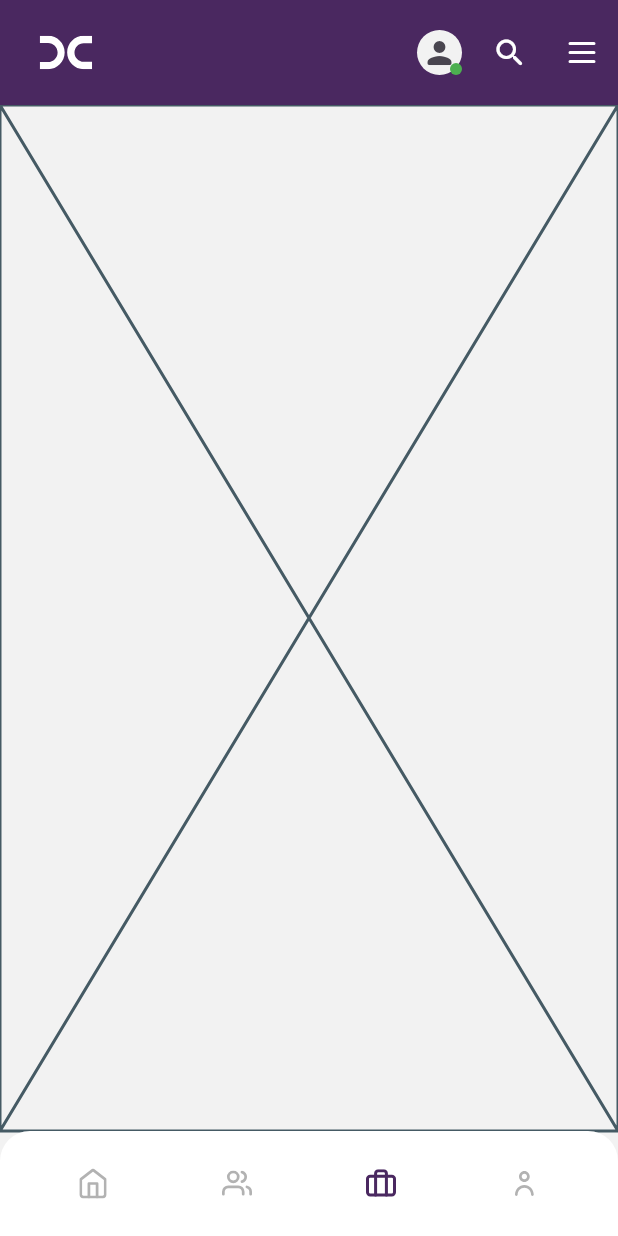
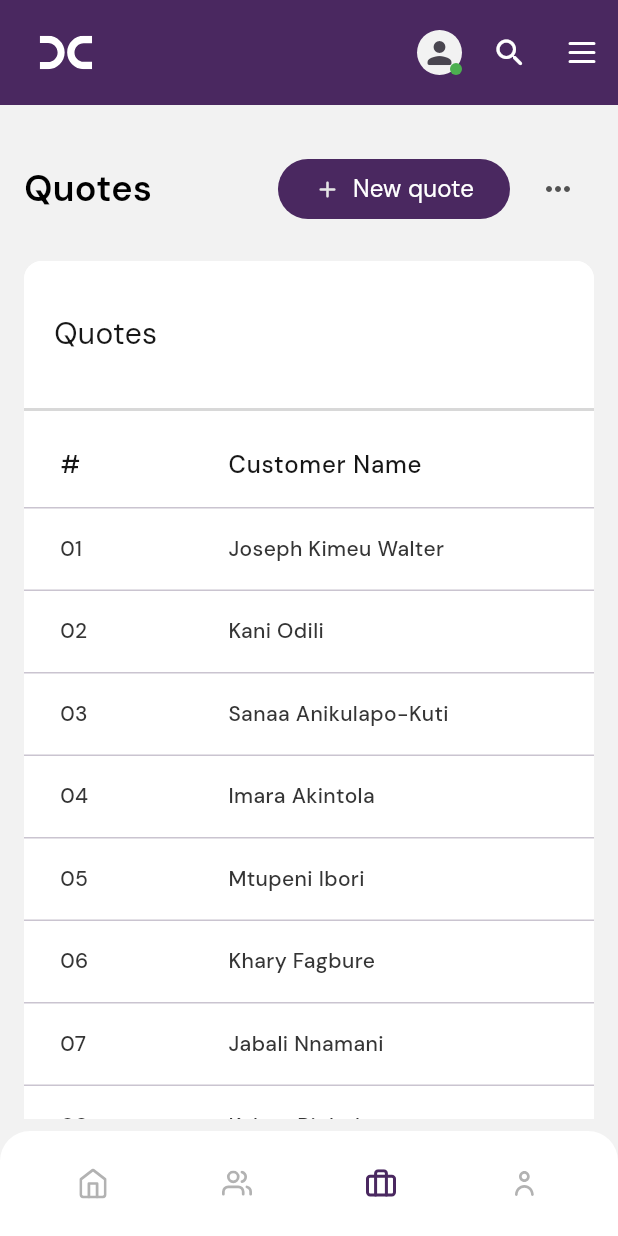
Before and after one commit to KenStarry/Dentsu_Quotes, a Flutter app: the screen it shows after launch, item 3 of the bottom bar chosen, on a phone screen of 412 x 824 dp. Run offline on Flutter 3.47's test engine with Material 3 defaults, Android fonts, the phone set to English and light mode, and no system bars; drawn by our look-alikes of data_table_2; our stand-ins replace cached_network_image, flutter_native_splash, flutter_svg, get, percent_indicator, sliver_tools and 1 more.

Commit message:
Quotes page implementation

```diff
--- a/lib/feature_home/presentation/components/new_leads_table_section.dart
+++ b/lib/feature_home/presentation/components/new_leads_table_section.dart
@@ -5,7 +5,8 @@ import 'package:flutter/material.dart';
 import 'package:sliver_tools/sliver_tools.dart';
 
 class NewLeadsTableSection extends StatefulWidget {
-  const NewLeadsTableSection({super.key});
+  final String? tableTitle;
+  const NewLeadsTableSection({super.key, this.tableTitle});
 
   @override
   State<NewLeadsTableSection> createState() => _NewLeadsTableSectionState();
@@ -59,7 +60,7 @@ class _NewLeadsTableSectionState extends State<NewLeadsTableSection> {
                           color: textBlack100.withOpacity(0.5), width: 2))),
               child: Align(
                 alignment: Alignment.centerLeft,
-                child: Text('New Leads',
+                child: Text(widget.tableTitle ?? 'New Leads',
                     style: TextStyle(
                         fontSize:
                             Theme.of(context).textTheme.titleSmall!.fontSize,
--- a/lib/feature_quotes/presentation/screens/quotes_page.dart
+++ b/lib/feature_quotes/presentation/screens/quotes_page.dart
@@ -1,4 +1,7 @@
 import 'package:flutter/material.dart';
+
+import '../../../feature_home/presentation/components/new_leads_table_section.dart';
+import '../../../theme/colors.dart';
 
 class QuotesPage extends StatefulWidget {
   const QuotesPage({super.key});
@@ -10,6 +13,71 @@ class QuotesPage extends StatefulWidget {
 class _QuotesPageState extends State<QuotesPage> {
   @override
   Widget build(BuildContext context) {
-    return const Placeholder();
+    return Scaffold(
+      backgroundColor: Theme.of(context).scaffoldBackgroundColor,
+      body: Container(
+        width: double.infinity,
+        height: double.infinity,
+        padding: const EdgeInsets.symmetric(horizontal: 16, vertical: 8),
+        color: Theme.of(context).scaffoldBackgroundColor,
+        child: CustomScrollView(
+          physics: const BouncingScrollPhysics(),
+          slivers: [
+            const SliverToBoxAdapter(child: SizedBox(height: 24)),
+            //  title
+            SliverToBoxAdapter(
+                child: Row(
+                  mainAxisAlignment: MainAxisAlignment.spaceBetween,
+                  children: [
+                    Text('Quotes',
+                        style: TextStyle(
+                            fontSize:
+                            Theme.of(context).textTheme.titleMedium!.fontSize,
+                            fontWeight: FontWeight.w600,
+                            color: Theme.of(context).textTheme.titleLarge!.color)),
+
+                    //  new lead button
+                    Row(
+                      children: [
+                        FilledButton(
+                            onPressed: () {},
+                            style: FilledButton.styleFrom(
+                                surfaceTintColor: Theme.of(context).primaryColor,
+                                backgroundColor: Theme.of(context).primaryColor),
+                            child: Row(
+                              children: [
+                                const Icon(
+                                  Icons.add_rounded,
+                                  color: textWhite700,
+                                ),
+                                const SizedBox(width: 8),
+                                Text(
+                                  'New quote',
+                                  style: TextStyle(
+                                      fontSize: Theme.of(context)
+                                          .textTheme
+                                          .bodyLarge!
+                                          .fontSize,
+                                      fontWeight: FontWeight.w400,
+                                      color: textWhite900),
+                                )
+                              ],
+                            )),
+                        const SizedBox(width: 8),
+                        IconButton(
+                            onPressed: () {},
+                            icon:
+                            Icon(Icons.more_horiz_rounded, color: textBlack300))
+                      ],
+                    )
+                  ],
+                )),
+            const SliverToBoxAdapter(child: SizedBox(height: 24)),
+            //  new leads section
+            const NewLeadsTableSection(tableTitle: 'Quotes',)
+          ],
+        ),
+      ),
+    );
   }
 }
```
